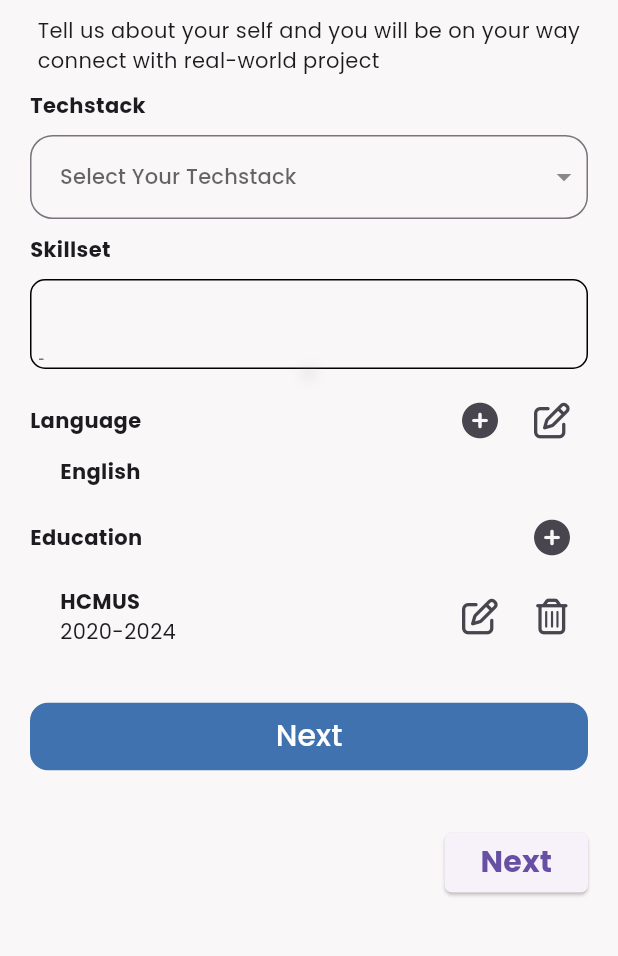
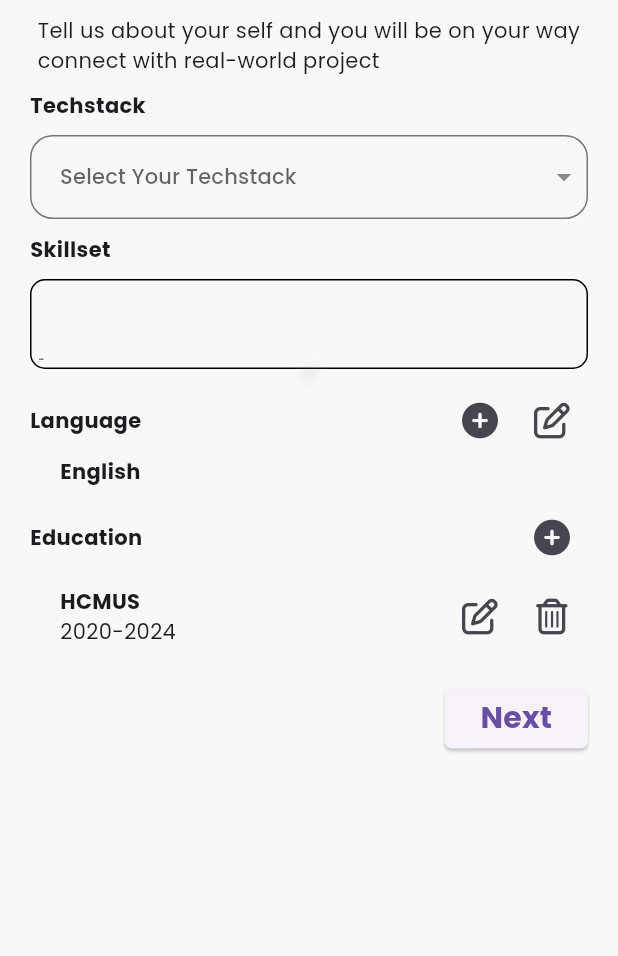
Before and after one commit to NguyenQuang179/amp_studenthub, a Flutter app: the StudentProfileInput1 screen opened by its route, on a phone screen of 412 x 824 dp, the part 180-1136 px from its top. Run offline on Flutter 3.47's test engine with Material 3 defaults, Android fonts, the phone set to English and light mode, and no system bars; our stand-ins replace dotted_border, dropdown_button2, file_picker, flutter_custom_clippers, flutter_svg, font_awesome_flutter and 2 more; missing offline and left inert: omni_datetime_picker.

Commit message:
Update Route For Submit Proposal & Student Dashboard

```diff
--- a/lib/routes/app_router.dart
+++ b/lib/routes/app_router.dart
@@ -38,7 +38,7 @@ class AppRouter {
           name: RouteConstants.home,
           path: '/',
           pageBuilder: (context, state) {
-            return const MaterialPage(child: StudentSubmitProposal());
+            return const MaterialPage(child: HomeScreen());
           }),
       GoRoute(
           parentNavigatorKey: _rootNavigatorKey,
@@ -60,7 +60,6 @@ class AppRouter {
       ShellRoute(
           navigatorKey: _bottomNavbarNavigatorKey,
           pageBuilder: (context, state, child) {
-            print(state.uri.toString());
             return MaterialPage(
                 child: CompanyNavbarScaffold(
               location: state.uri.toString(),
@@ -92,11 +91,19 @@ class AppRouter {
                       }),
                 ]),
             GoRoute(
+              name: RouteConstants.studentDashboard,
+              parentNavigatorKey: _bottomNavbarNavigatorKey,
+              path: '/studentDashboard',
+              pageBuilder: (context, state) {
+                return const MaterialPage(child: StudentDashboard());
+              },
+            ),
+            GoRoute(
               name: RouteConstants.companyDashboard,
               parentNavigatorKey: _bottomNavbarNavigatorKey,
               path: '/dashboard',
               pageBuilder: (context, state) {
-                return const MaterialPage(child: CompanyDashboardScreen());
+                return const MaterialPage(child: StudentDashboard());
               },
             ),
             GoRoute(
@@ -216,6 +223,12 @@ class AppRouter {
           pageBuilder: (context, state) {
             return const MaterialPage(child: StudentProfileInput3());
           }),
+      GoRoute(
+          name: RouteConstants.submitProposal,
+          path: '/submitProposal',
+          pageBuilder: (context, state) {
+            return const MaterialPage(child: StudentSubmitProposal());
+          }),
     ],
     // errorPageBuilder: (context, state) {
     //   return MaterialPage(child: null);
--- a/lib/routes/routes_constants.dart
+++ b/lib/routes/routes_constants.dart
@@ -26,4 +26,7 @@ class RouteConstants {
   static String createStudentProfile1 = 'createStudentProfile1';
   static String createStudentProfile2 = 'createStudentProfile2';
   static String createStudentProfile3 = 'createStudentProfile3';
+
+  static String studentDashboard = 'studentDashboard';
+  static String submitProposal = 'submitProposal';
 }
--- a/lib/screens/Student_Profile/profile_input_1.dart
+++ b/lib/screens/Student_Profile/profile_input_1.dart
@@ -360,33 +360,34 @@ class _StudentProfileInput1State extends State<StudentProfileInput1> {
                         ],
                       ),
                     )),
-                Container(
-                    alignment: Alignment.bottomCenter,
-                    margin: const EdgeInsets.only(bottom: 16, top: 32),
-                    width: double.infinity,
-                    height: 48,
-                    child: TextButton(
-                      onPressed: () {
-                        context.pushNamed(RouteConstants.createStudentProfile2);
-                      },
-                      style: TextButton.styleFrom(
-                          shape: RoundedRectangleBorder(
-                              borderRadius: BorderRadius.circular(12)),
-                          backgroundColor: Constant.primaryColor,
-                          foregroundColor: Constant.onPrimaryColor),
-                      child: Row(
-                        mainAxisAlignment: MainAxisAlignment.center,
-                        children: [
-                          Container(
-                            child: const Text(
-                              'Next',
-                              style: TextStyle(
-                                  fontSize: 20, fontWeight: FontWeight.w500),
-                            ),
-                          ),
-                        ],
-                      ),
-                    )),
+                // Container(
+                //     alignment: Alignment.bottomCenter,
+                //     margin: const EdgeInsets.only(bottom: 16, top: 32),
+                //     width: double.infinity,
+                //     height: 48,
+                //     child: TextButton(
+                //       onPressed: () {
+                //         context.pushNamed(RouteConstants.createStudentProfile2);
+                //       },
+                //       style: TextButton.styleFrom(
+                //           shape: RoundedRectangleBorder(
+                //               borderRadius: BorderRadius.circular(12)),
+                //           backgroundColor: Constant.primaryColor,
+                //           foregroundColor: Constant.onPrimaryColor),
+                //       child: Row(
+                //         mainAxisAlignment: MainAxisAlignment.center,
+                //         children: [
+                //           Container(
+                //             child: const Text(
+                //               'Next',
+                //               style: TextStyle(
+                //                   fontSize: 20, fontWeight: FontWeight.w500),
+                //             ),
+                //           ),
+                //         ],
+                //       ),
+                //     )),
+
                 const SizedBox(
                   height: 20,
                 ),
@@ -394,16 +395,18 @@ class _StudentProfileInput1State extends State<StudentProfileInput1> {
                   children: [
                     const Spacer(),
                     ElevatedButton(
-                      onPressed: () {},
-                      child: Text(
-                        'Next',
-                        style: TextStyle(
-                            fontSize: 20, fontWeight: FontWeight.bold),
-                      ),
+                      onPressed: () {
+                        context.pushNamed(RouteConstants.createStudentProfile2);
+                      },
                       style: ElevatedButton.styleFrom(
                         shape: RoundedRectangleBorder(
                           borderRadius: BorderRadius.circular(5.0),
                         ),
+                      ),
+                      child: const Text(
+                        'Next',
+                        style: TextStyle(
+                            fontSize: 20, fontWeight: FontWeight.bold),
                       ),
                     )
                   ],
```
Also changed, not shown: lib/screens/Student_Projects/project_detail.dart (+18 -20 lines), lib/screens/student_dashboard.dart (+12 -41 lines), lib/screens/student_submit_proposal.dart (+12 -10 lines).
